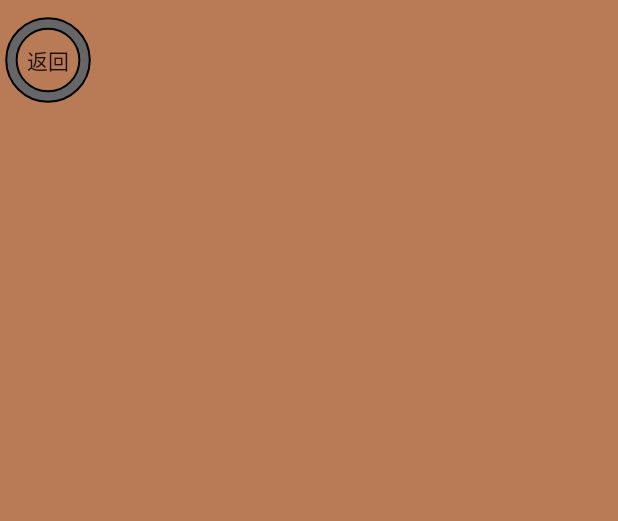
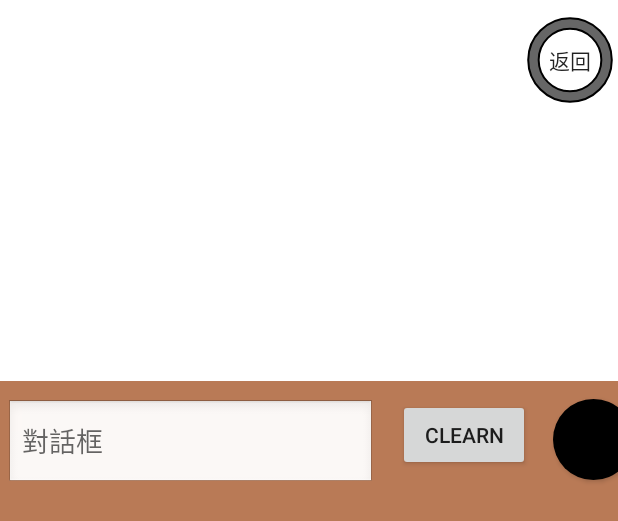
Before and after one commit to amy58328/Android-studio, an Android app: the layout connect.xml on its own in the app's theme, with its tools: preview values and no code run, on a phone screen of 412 x 824 dp. Shown: the top 521 px of the screen. Run offline under Robolectric (Android 15) with nearby library versions, the phone set to English and light mode, and no system bars.

Commit message:
Una 12/12

```diff
--- a/DrawandGuess/app/src/main/java/com/example/drawandguess/PaintBoard.kt
+++ b/DrawandGuess/app/src/main/java/com/example/drawandguess/PaintBoard.kt
@@ -27,7 +27,7 @@ class PaintBoard(context: Context, attrs: AttributeSet) : View(context, attrs) {
 
         // Canvas
         mCanvas = Canvas(bitmap)
-        mCanvas.drawColor(Color.GRAY)
+        mCanvas.drawColor(Color.WHITE)
 
         // Paint
         paint = Paint()
@@ -67,7 +67,7 @@ class PaintBoard(context: Context, attrs: AttributeSet) : View(context, attrs) {
 
     //clean the canvas
     fun Clean(): Unit{
-        mCanvas.drawColor(Color.GRAY);
+        mCanvas.drawColor(Color.WHITE);
         Log.e("touch", "clean.");
     }
 
--- a/DrawandGuess/app/src/main/java/com/example/drawandguess/charts.kt
+++ b/DrawandGuess/app/src/main/java/com/example/drawandguess/charts.kt
@@ -13,7 +13,7 @@ class charts : AppCompatActivity() {
     private var button: Button? = null
     override fun onCreate(savedInstanceState: Bundle?) {
         super.onCreate(savedInstanceState)
-        setContentView(R.layout.normal)
+        setContentView(R.layout.charts)
 
         button = findViewById<View>(R.id.button) as Button
 
--- a/DrawandGuess/app/src/main/java/com/example/drawandguess/game.kt
+++ b/DrawandGuess/app/src/main/java/com/example/drawandguess/game.kt
@@ -50,6 +50,8 @@ class game : AppCompatActivity() {
                 layout_paint_board.Clean()
             R.id.color_button -> change_color()
             R.id.weight_button -> change_weight()
+            R.id.eraser_button -> {layout_paint_board.pencolorchange("#FFFFFF")
+            Toast.makeText(this@game, "you choose the eraser", Toast.LENGTH_SHORT).show()}
 
         }
 
--- a/DrawandGuess/app/src/main/java/com/example/drawandguess/photo.kt
+++ b/DrawandGuess/app/src/main/java/com/example/drawandguess/photo.kt
@@ -13,7 +13,7 @@ class photo : AppCompatActivity() {
     private var button: Button? = null
     override fun onCreate(savedInstanceState: Bundle?) {
         super.onCreate(savedInstanceState)
-        setContentView(R.layout.normal)
+        setContentView(R.layout.photo)
 
         button = findViewById<View>(R.id.button) as Button
 
--- a/DrawandGuess/app/src/main/res/layout/connect.xml
+++ b/DrawandGuess/app/src/main/res/layout/connect.xml
@@ -5,28 +5,98 @@
     android:layout_width="match_parent"
     android:layout_height="match_parent"
     android:background="#B97A56"
-
-
-    tools:context=".MainActivity">
-
-
+    tools:context=".connect">
 
 
     <Button
-        android:id="@+id/button"
+        android:id="@+id/weight_button"
+        android:layout_width="54dp"
+        android:layout_height="54dp"
+        android:layout_marginStart="15dp"
+        android:layout_marginLeft="15dp"
+        android:layout_marginTop="12dp"
+        android:onClick="click"
+        android:background="#B97A56"
+        android:text="10f"
+        android:textSize="20dp"
+        app:layout_constraintStart_toEndOf="@+id/color_button"
+        app:layout_constraintTop_toBottomOf="@+id/layout_paint_board"
+        tools:ignore="MissingConstraints" />
+
+    <devdon.com.painter.PaintBoard
+        android:id="@+id/layout_paint_board"
+        android:layout_width="610dp"
+        android:layout_height="254dp"
+        app:layout_constraintBottom_toBottomOf="parent"
+        app:layout_constraintEnd_toEndOf="parent"
+        app:layout_constraintHorizontal_bias="0.0"
+        app:layout_constraintStart_toStartOf="parent"
+        app:layout_constraintTop_toTopOf="parent"
+        app:layout_constraintVertical_bias="0.0" />
+
+    <Button
+        android:id="@+id/clean_button"
+        android:layout_width="wrap_content"
+        android:layout_height="wrap_content"
+        android:layout_marginStart="15dp"
+        android:layout_marginLeft="15dp"
+        android:layout_marginTop="12dp"
+        android:onClick="click"
+        android:text="@string/clearn"
+        app:layout_constraintStart_toEndOf="@+id/Dialog_box"
+        app:layout_constraintTop_toBottomOf="@+id/layout_paint_board"
+        tools:ignore="MissingConstraints" />
+
+    <Button
+        android:id="@+id/color_button"
+        android:layout_width="54dp"
+        android:layout_height="54dp"
+        android:layout_marginStart="15dp"
+        android:layout_marginLeft="15dp"
+        android:layout_marginTop="12dp"
+        android:background="@drawable/black_circle_button"
+        android:onClick="click"
+        app:layout_constraintStart_toEndOf="@+id/clean_button"
+        app:layout_constraintTop_toBottomOf="@+id/layout_paint_board"
+        tools:ignore="MissingConstraints" />
+
+    <Button
+        android:id="@+id/goback_button"
         android:layout_width="64dp"
         android:layout_height="80dp"
         android:background="@drawable/ring"
         android:text="返回"
         app:layout_constraintBottom_toBottomOf="parent"
-        app:layout_constraintHorizontal_bias="0.0"
-        app:layout_constraintLeft_toLeftOf="parent"
-        app:layout_constraintRight_toRightOf="parent"
+        app:layout_constraintEnd_toEndOf="parent"
+        app:layout_constraintHorizontal_bias="1.0"
+        app:layout_constraintStart_toStartOf="parent"
         app:layout_constraintTop_toTopOf="parent"
-        app:layout_constraintVertical_bias="0.0"
-        />
+        app:layout_constraintVertical_bias="0.0" />
 
+    <EditText
+        android:id="@+id/Dialog_box"
+        android:layout_width="246dp"
+        android:layout_height="60dp"
+        android:layout_marginStart="4dp"
+        android:layout_marginLeft="4dp"
+        android:layout_marginTop="12dp"
+        android:background="@android:drawable/edit_text"
+        android:hint="對話框"
+        android:inputType="text"
+        app:layout_constraintStart_toStartOf="parent"
+        app:layout_constraintTop_toBottomOf="@+id/layout_paint_board" />
 
-
+    <ImageButton
+        android:id="@+id/eraser_button"
+        android:layout_width="54dp"
+        android:layout_height="54dp"
+        android:layout_marginStart="15dp"
+        android:layout_marginLeft="15dp"
+        android:layout_marginTop="12dp"
+        android:padding="0dp"
+        android:onClick="click"
+        app:layout_constraintStart_toEndOf="@+id/weight_button"
+        app:layout_constraintTop_toBottomOf="@+id/layout_paint_board"
+        app:srcCompat="@drawable/eraser" />
 
 </androidx.constraintlayout.widget.ConstraintLayout>
--- a/DrawandGuess/app/src/main/res/values/strings.xml
+++ b/DrawandGuess/app/src/main/res/values/strings.xml
@@ -33,5 +33,6 @@
     <string name="color_black">black</string>
     <string name="color_yellow">yellow</string>
     <string name="confirm">confirm</string>
+    <string name="title_activity_guess" />
 
 </resources>
```
Also changed, not shown: DrawandGuess/app/src/main/AndroidManifest.xml (+9 -0 lines), DrawandGuess/app/src/main/java/com/example/drawandguess/connect.kt (+108 -7 lines), DrawandGuess/app/src/main/java/com/example/drawandguess/normal.kt (+2 -6 lines), DrawandGuess/app/src/main/res/layout/game.xml (+14 -0 lines), DrawandGuess/app/src/main/res/layout/normal.xml (+2 -7 lines), DrawandGuess/app/src/main/res/drawable/eraser.png (added).
